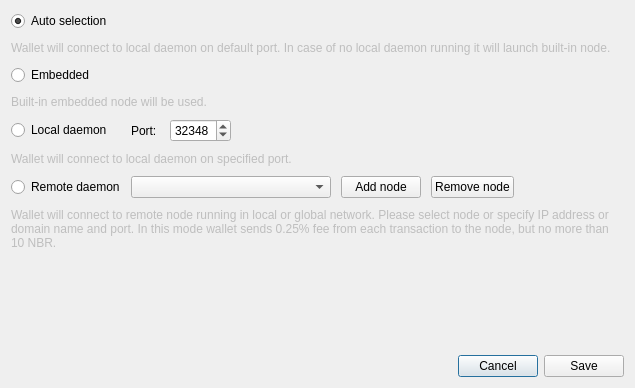
First picture: the form in src/gui/ui/connectionsettingsdialog.ui, repository uaicoin/niobio-wallet, before the edit.
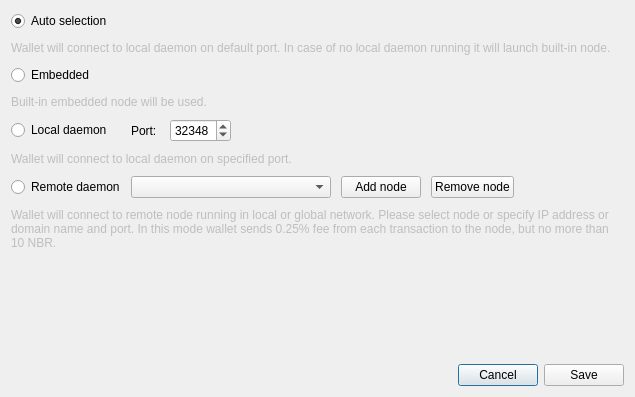
Second picture: the form after the edit. Icons and pictures are not drawn.

Commit message: Fix PT translation on Connection Settings Dialog.

Patch:
```diff
--- a/src/gui/ui/connectionsettingsdialog.ui
+++ b/src/gui/ui/connectionsettingsdialog.ui
@@ -10,7 +10,7 @@
     <x>0</x>
     <y>0</y>
     <width>635</width>
-    <height>388</height>
+    <height>397</height>
    </rect>
   </property>
   <property name="windowTitle">
```
The commit also changes 2 other files.
